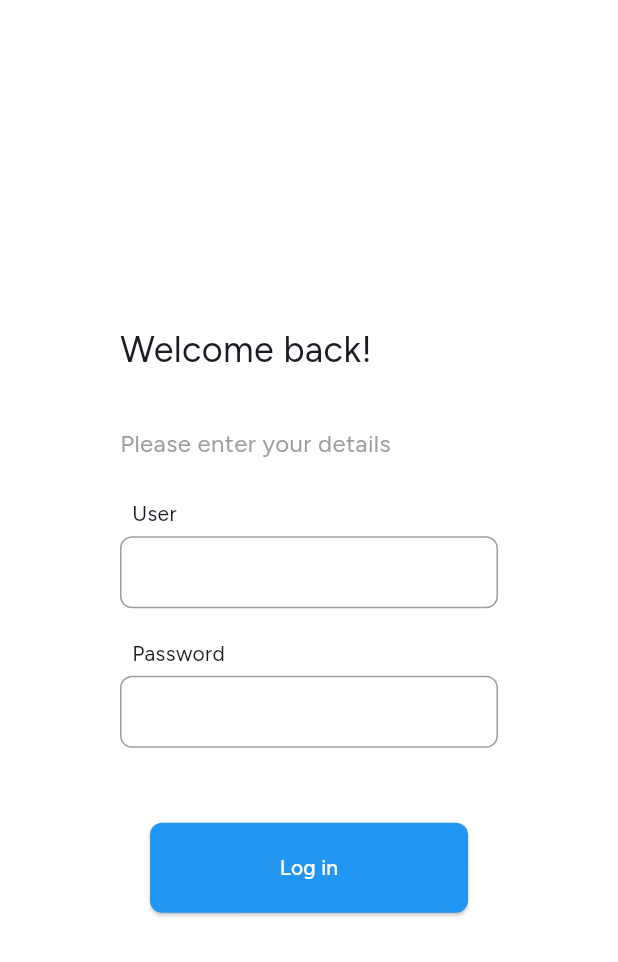
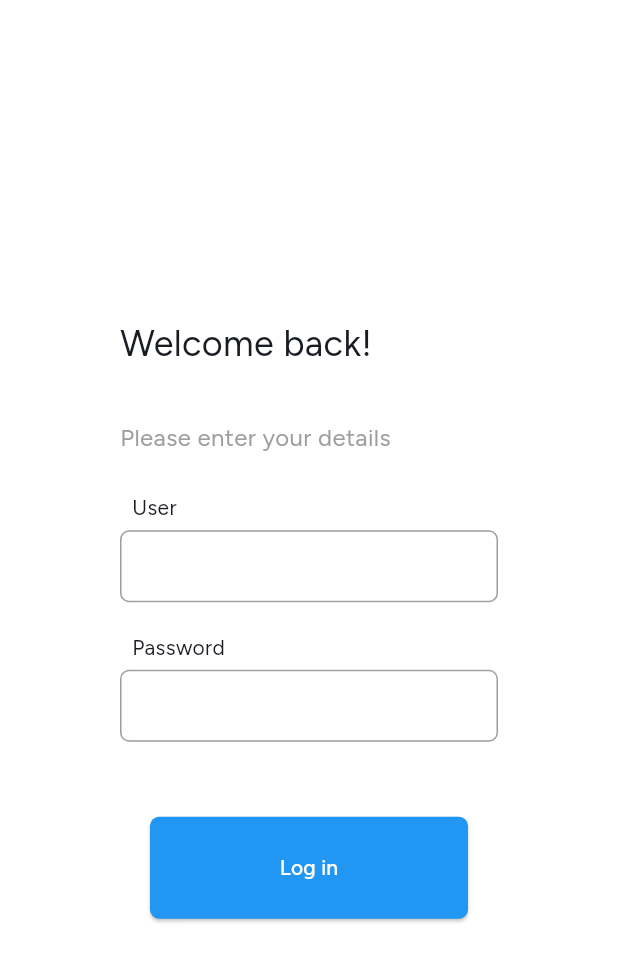
Before and after one commit to innovaciones-co/bflow-client, a Flutter app: the LoginPage screen opened by its route, on a phone screen of 412 x 824 dp. Shown: the top 962 px of the screen. Run offline on Flutter 3.47's test engine with Material 3 defaults, Android fonts, the phone set to English and light mode, and no system bars; our stand-ins replace dartz, dio, equatable, flutter_bloc, get_it, go_router and 1 more; network calls fail.

Commit message:
fixed actionButtons

```diff
--- a/lib/src/core/widgets/action_button_widget.dart
+++ b/lib/src/core/widgets/action_button_widget.dart
@@ -12,6 +12,8 @@ class ActionButtonWidget extends StatelessWidget {
   final IconData? icon;
   final Color? backgroundColor;
   final Color? foregroundColor;
+  final double? paddingHorizontal;
+  final double? paddingVertical;
 
   const ActionButtonWidget({
     super.key,
@@ -21,6 +23,8 @@ class ActionButtonWidget extends StatelessWidget {
     this.icon,
     this.backgroundColor,
     this.foregroundColor = Colors.blue,
+    this.paddingHorizontal,
+    this.paddingVertical,
   });
 
   @override
@@ -30,13 +34,15 @@ class ActionButtonWidget extends StatelessWidget {
         return TextButton(
           onPressed: onPressed,
           style: ButtonStyle(
-            padding: const MaterialStatePropertyAll(
-                EdgeInsets.symmetric(vertical: 0, horizontal: 0)),
+            padding: MaterialStatePropertyAll(EdgeInsets.symmetric(
+                vertical: paddingVertical == null ? 0 : paddingVertical!,
+                horizontal:
+                    paddingHorizontal == null ? 0 : paddingHorizontal!)),
             overlayColor: MaterialStateProperty.all(Colors.transparent),
             backgroundColor: MaterialStateProperty.all(backgroundColor),
             foregroundColor: MaterialStateProperty.all(foregroundColor),
             shape: MaterialStatePropertyAll(
-                RoundedRectangleBorder(borderRadius: BorderRadius.circular(5))),
+                RoundedRectangleBorder(borderRadius: BorderRadius.circular(6))),
           ),
           child: Row(
             children: [
@@ -50,15 +56,18 @@ class ActionButtonWidget extends StatelessWidget {
         return ElevatedButton(
           onPressed: onPressed,
           style: ButtonStyle(
-            padding: const MaterialStatePropertyAll(
-                EdgeInsets.symmetric(vertical: 18, horizontal: 15)),
+            padding: MaterialStatePropertyAll(EdgeInsets.symmetric(
+                vertical: paddingVertical == null ? 18 : paddingVertical!,
+                horizontal:
+                    paddingHorizontal == null ? 15 : paddingHorizontal!)),
             overlayColor: MaterialStateProperty.all(Colors.transparent),
             backgroundColor: MaterialStateProperty.all(backgroundColor),
             foregroundColor: MaterialStateProperty.all(foregroundColor),
             shape: MaterialStatePropertyAll(
-                RoundedRectangleBorder(borderRadius: BorderRadius.circular(5))),
+                RoundedRectangleBorder(borderRadius: BorderRadius.circular(6))),
           ),
           child: Row(
+            mainAxisAlignment: MainAxisAlignment.center,
             children: [
               icon != null ? Icon(icon, size: 18) : const SizedBox(),
               icon != null ? const SizedBox(width: 6) : const SizedBox(),
--- a/lib/src/core/widgets/input_widget.dart
+++ b/lib/src/core/widgets/input_widget.dart
@@ -28,11 +28,11 @@ class InputWidget extends StatelessWidget {
           autocorrect: obscureText ? false : true,
           decoration: InputDecoration(
             enabledBorder: OutlineInputBorder(
-              borderRadius: BorderRadius.circular(8),
+              borderRadius: BorderRadius.circular(6),
               borderSide: const BorderSide(color: Colors.grey, width: 1),
             ),
             focusedBorder: OutlineInputBorder(
-              borderRadius: BorderRadius.circular(8),
+              borderRadius: BorderRadius.circular(6),
               borderSide: const BorderSide(color: Colors.grey, width: 1.5),
             ),
             isDense: true,
--- a/lib/src/features/jobs/presentation/widgets/job_item_widget.dart
+++ b/lib/src/features/jobs/presentation/widgets/job_item_widget.dart
@@ -140,7 +140,9 @@ class JobItemWidget extends StatelessWidget {
           Expanded(
             flex: 2,
             child: Column(
-              //mainAxisAlignment: MainAxisAlignment.center,
+              children: [
+                Row(
+                  mainAxisAlignment: MainAxisAlignment.center,
                   children: [
                     ActionButtonWidget(
                       onPressed: () => _goToDetails(context),
@@ -148,6 +150,8 @@ class JobItemWidget extends StatelessWidget {
                       title: "View details",
                       backgroundColor: context.background,
                       foregroundColor: context.primary,
+                    ),
+                  ],
                 ),
               ],
             ),
--- a/lib/src/features/login/presentation/pages/login_page.dart
+++ b/lib/src/features/login/presentation/pages/login_page.dart
@@ -1,4 +1,5 @@
 import 'package:bflow_client/src/core/extensions/build_context_extensions.dart';
+import 'package:bflow_client/src/core/widgets/action_button_widget.dart';
 import 'package:bflow_client/src/core/widgets/input_widget.dart';
 import 'package:flutter/material.dart';
 
@@ -10,7 +11,8 @@ class LoginPage extends StatelessWidget {
     return Scaffold(
       body: Row(
         children: [
-          context.isDesktop ? Expanded(
+          context.isDesktop
+              ? Expanded(
                   flex: 1,
                   child: Stack(
                     children: [
@@ -22,10 +24,9 @@ class LoginPage extends StatelessWidget {
                         child: Container(
                           decoration: const BoxDecoration(
                               image: DecorationImage(
-                        image: AssetImage('assets/img/background_login.png'),
-                        fit: BoxFit.cover
-                      )
-                    ),
+                                  image: AssetImage(
+                                      'assets/img/background_login.png'),
+                                  fit: BoxFit.cover)),
                         ),
                       ),
                       Positioned(
@@ -42,7 +43,8 @@ class LoginPage extends StatelessWidget {
                       ),
                     ],
                   ),
-          ) : const SizedBox.shrink(),
+                )
+              : const SizedBox.shrink(),
           Expanded(
             flex: 1,
             child: Center(
@@ -63,27 +65,24 @@ class LoginPage extends StatelessWidget {
                       style: TextStyle(fontSize: 16, color: Colors.grey),
                     ),
                     const SizedBox(height: 25),
-                    const InputWidget(title: "User",),
+                    const InputWidget(
+                      title: "User",
+                    ),
                     const SizedBox(height: 20),
                     const InputWidget(title: "Password", obscureText: true),
                     const SizedBox(height: 20),
                     Padding(
-                      padding: const EdgeInsets.only(top: 30, right: 20, left: 20),
-                      child: ElevatedButton(
-                        style: ElevatedButton.styleFrom(
+                      padding:
+                          const EdgeInsets.only(top: 30, right: 20, left: 20),
+                      child: ActionButtonWidget(
+                        onPressed: () {},
+                        type: ButtonType.elevatedButton,
+                        title: "Log in",
+                        backgroundColor: Colors.blue,
                         foregroundColor: Colors.white,
-                          backgroundColor: Colors.blue,
-                          minimumSize: const Size.fromHeight(60),
-                          shape: RoundedRectangleBorder(
-                            borderRadius: BorderRadius.circular(8),
+                        paddingVertical: 24,
                       ),
-                        ),
-                        onPressed: () {},
-                        child: const Text(
-                          'Log in',
-                        ),
-                      ),
-                    ),
+                    )
                   ],
                 ),
               ),
```
Lines whose indentation alone changed are shown as unchanged.
